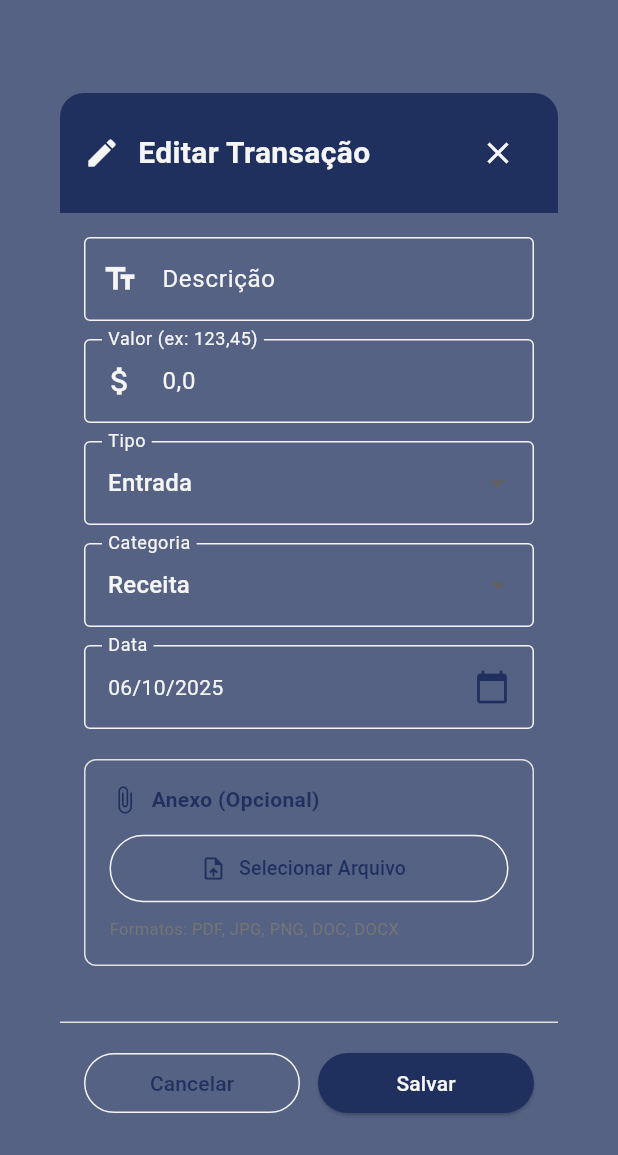
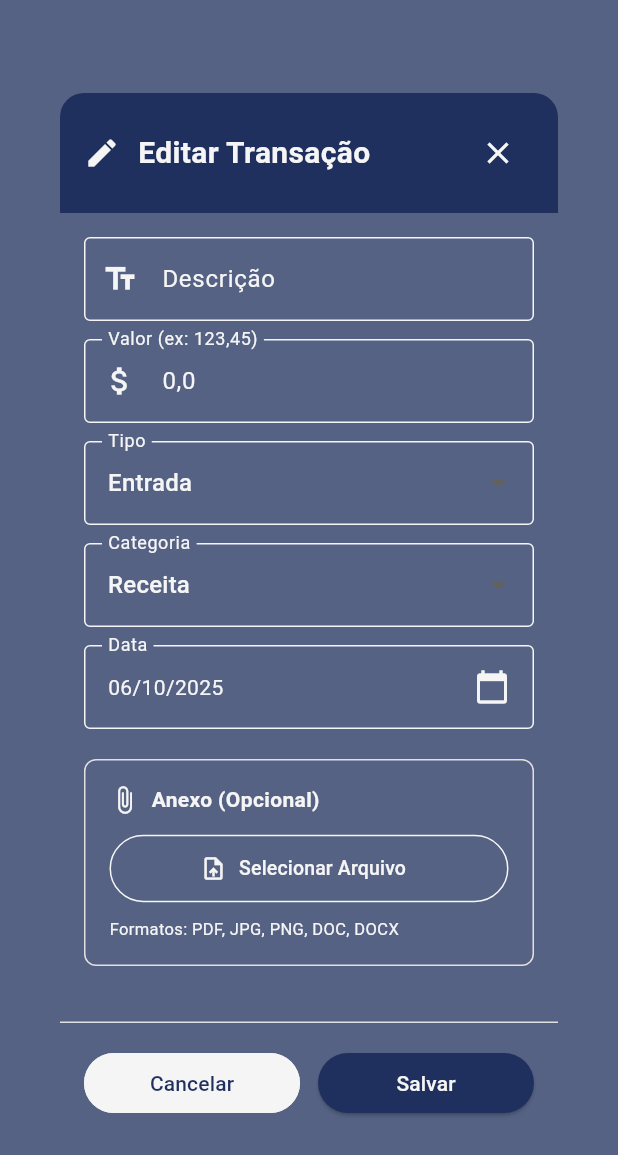
Before and after one commit to danguimaraes86/fiap-grupo-15-frontend, a Flutter app: the TransactionEditModal widget shown alone on an empty page, opened directly with empty values, on a phone screen of 412 x 824 dp. Shown: the top 1155 px of the screen. Run offline on Flutter 3.47's test engine with Material 3 defaults, Android fonts, the phone set to English and light mode, and no system bars; our stand-ins replace cloud_firestore, file_picker, firebase_auth, firebase_core, firebase_storage; accounts and stored records are empty; generated files the repository leaves out were written again; statements that could not run were skipped.

Commit message:
refact: upload e download de documentos e edição de transações

```diff
--- a/lib/pages/transactions/transactions_list.dart
+++ b/lib/pages/transactions/transactions_list.dart
@@ -126,6 +126,7 @@ class _TransactionsListPageState extends State<TransactionsListPage> {
       appBar: DashboardAppBar(title: 'Histórico'),
       body: SafeArea(
         child: RefreshIndicator(
+          color: Theme.of(context).colorScheme.onPrimary,
           onRefresh: _loadFirstPage,
           child: Column(
             children: [
--- a/lib/pages/transactions/widgets/transaction_edit_modal.dart
+++ b/lib/pages/transactions/widgets/transaction_edit_modal.dart
@@ -1,4 +1,5 @@
 import 'dart:io';
+
 import 'package:bytebank/models/transaction_model.dart';
 import 'package:bytebank/models/usuario_model.dart';
 import 'package:bytebank/pages/shared/custom_text_form_field.dart';
@@ -116,6 +117,19 @@ class _TransactionEditModalState extends State<TransactionEditModal> {
       String? fileUrl = _existingFileUrl;
       String? fileName = _existingFileName;
 
+      if (widget.transaction.anexoUrl != null &&
+          _existingFileUrl == null &&
+          _selectedFile == null) {
+        try {
+          await _storageService.deleteFile(widget.transaction.anexoUrl!);
+        } catch (e) {
+          // Log do erro mas continua o fluxo
+          debugPrint('Erro ao deletar arquivo: $e');
+        }
+        fileUrl = null;
+        fileName = null;
+      }
+
       // Upload do novo arquivo se foi selecionado
       if (_selectedFile != null) {
         // Deletar arquivo anterior se existir
@@ -161,7 +175,9 @@ class _TransactionEditModalState extends State<TransactionEditModal> {
         anexoNome: fileName,
       );
 
-      await context.read<TransactionProvider>().handleUpdateTransaction(transaction);
+      if (mounted) {
+        await context.read<TransactionProvider>().handleUpdateTransaction(transaction);
+      }
 
       if (mounted) {
         Navigator.pop(context, true); // Retorna true indicando sucesso
@@ -259,7 +275,8 @@ class _TransactionEditModalState extends State<TransactionEditModal> {
                         controller: _valorController,
                         labelText: 'Valor (ex: 123,45)',
                         prefixIcon: Icons.attach_money,
-                        keyboardType: const TextInputType.numberWithOptions(decimal: true),
+                        keyboardType:
+                            const TextInputType.numberWithOptions(decimal: true),
                         validatores: [(v) => validateCampoObrigatorio(v)],
                         inputFormatter: [
                           FilteringTextInputFormatter.allow(RegExp(r'^\d*[.,]?\d*')),
@@ -324,10 +341,11 @@ class _TransactionEditModalState extends State<TransactionEditModal> {
                           child: Row(
                             mainAxisAlignment: MainAxisAlignment.spaceBetween,
                             children: [
-                              Text(DateFormat('dd/MM/yyyy').format(_dataCriacaoController)),
+                              Text(DateFormat('dd/MM/yyyy')
+                                  .format(_dataCriacaoController)),
                               Icon(
                                 Icons.calendar_today,
-                                color: Theme.of(context).colorScheme.primary,
+                                color: Theme.of(context).colorScheme.onPrimary,
                               ),
                             ],
                           ),
@@ -349,7 +367,7 @@ class _TransactionEditModalState extends State<TransactionEditModal> {
                               children: [
                                 Icon(
                                   Icons.attach_file,
-                                  color: Theme.of(context).colorScheme.primary,
+                                  color: Theme.of(context).colorScheme.onPrimary,
                                   size: 20,
                                 ),
                                 const SizedBox(width: 8),
@@ -358,7 +376,7 @@ class _TransactionEditModalState extends State<TransactionEditModal> {
                                   style: TextStyle(
                                     fontSize: 14,
                                     fontWeight: FontWeight.bold,
-                                    color: Theme.of(context).colorScheme.primary,
+                                    color: Theme.of(context).colorScheme.onPrimary,
                                   ),
                                 ),
                               ],
@@ -368,14 +386,14 @@ class _TransactionEditModalState extends State<TransactionEditModal> {
                               Container(
                                 padding: const EdgeInsets.all(12),
                                 decoration: BoxDecoration(
-                                  color: Colors.grey.shade100,
+                                  color: Theme.of(context).colorScheme.primary,
                                   borderRadius: BorderRadius.circular(8),
                                 ),
                                 child: Row(
                                   children: [
                                     Icon(
                                       Icons.insert_drive_file,
-                                      color: Theme.of(context).colorScheme.primary,
+                                      color: Theme.of(context).colorScheme.onPrimary,
                                       size: 20,
                                     ),
                                     const SizedBox(width: 8),
@@ -387,7 +405,8 @@ class _TransactionEditModalState extends State<TransactionEditModal> {
                                       ),
                                     ),
                                     IconButton(
-                                      icon: const Icon(Icons.close, color: Colors.red, size: 20),
+                                      icon: const Icon(Icons.close,
+                                          color: Colors.red, size: 20),
                                       onPressed: _removeFile,
                                       padding: EdgeInsets.zero,
                                       constraints: const BoxConstraints(),
@@ -398,8 +417,17 @@ class _TransactionEditModalState extends State<TransactionEditModal> {
                             else
                               OutlinedButton.icon(
                                 onPressed: _pickFile,
-                                icon: const Icon(Icons.upload_file, size: 18),
-                                label: const Text('Selecionar Arquivo', style: TextStyle(fontSize: 13)),
+                                icon: Icon(
+                                  Icons.upload_file,
+                                  size: 18,
+                                  color: Theme.of(context).colorScheme.onPrimary,
+                                ),
+                                label: Text(
+                                  'Selecionar Arquivo',
+                                  style: TextStyle(
+                                      fontSize: 13,
+                                      color: Theme.of(context).colorScheme.onPrimary),
+                                ),
                                 style: OutlinedButton.styleFrom(
                                   minimumSize: const Size(double.infinity, 45),
                                 ),
@@ -409,7 +437,7 @@ class _TransactionEditModalState extends State<TransactionEditModal> {
                               'Formatos: PDF, JPG, PNG, DOC, DOCX',
                               style: TextStyle(
                                 fontSize: 11,
-                                color: Colors.grey.shade600,
+                                color: Theme.of(context).colorScheme.onPrimary,
                               ),
                             ),
                           ],
@@ -432,6 +460,10 @@ class _TransactionEditModalState extends State<TransactionEditModal> {
                   Expanded(
                     child: OutlinedButton(
                       onPressed: _isUploading ? null : () => Navigator.pop(context),
+                      style: ElevatedButton.styleFrom(
+                        backgroundColor: Theme.of(context).colorScheme.onPrimary,
+                        foregroundColor: Theme.of(context).colorScheme.primary,
+                      ),
                       child: const Text('Cancelar'),
                     ),
                   ),
```
Also changed, not shown: lib/models/transaction_model.dart (+2 -8 lines), lib/pages/transactions/transactions_form.dart (+11 -7 lines), lib/pages/transactions/widgets/transaction_history_card.dart (+27 -10 lines), lib/providers/transaction_provider.dart (+5 -14 lines), lib/services/transaction/transaction_service.dart (+4 -6 lines), pubspec.lock, 1 other file.
